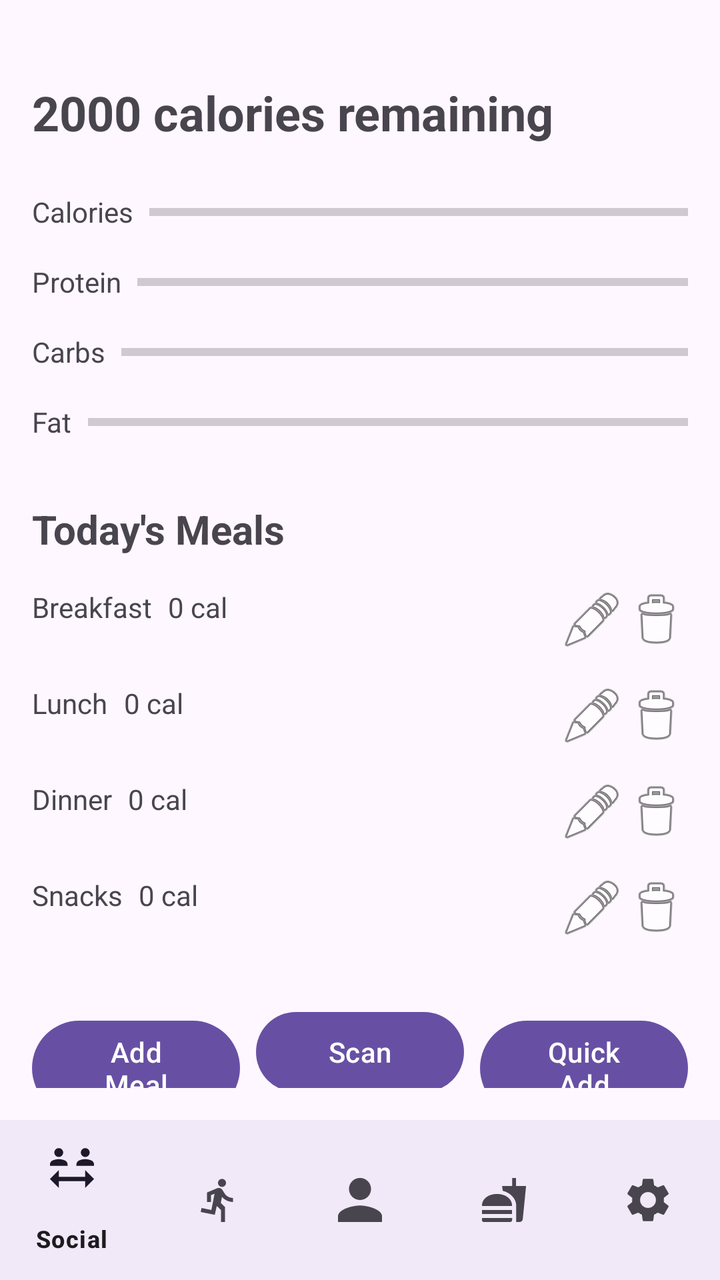
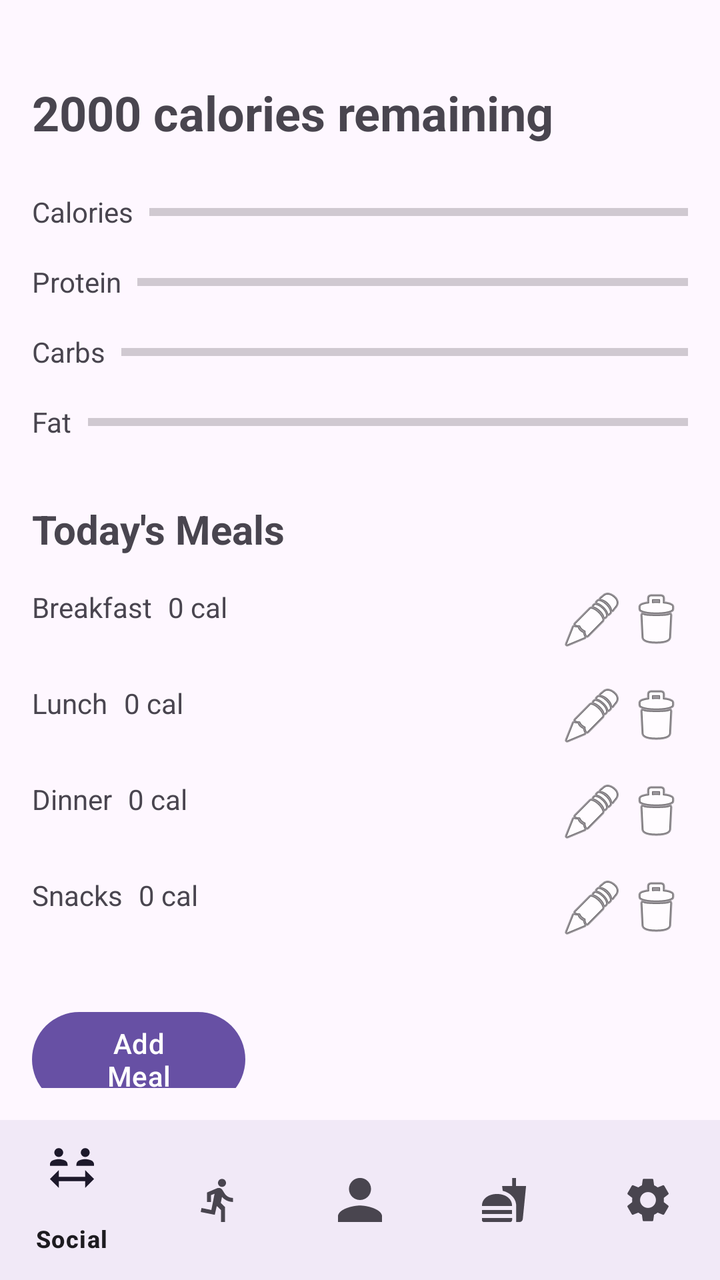

Two renders of the same Android screen: before a commit and after it. Below are the layout's source before the change and the commit's diff.
<!-- AndroidManifest.xml: application theme Theme.AndroidExample -->
<!-- res/layout/activity_nutrition.xml -->
<?xml version="1.0" encoding="utf-8"?>
<androidx.constraintlayout.widget.ConstraintLayout xmlns:android="http://schemas.android.com/apk/res/android"
    xmlns:app="http://schemas.android.com/apk/res-auto"
    android:layout_width="match_parent"
    android:layout_height="match_parent">

    <ScrollView
        android:layout_width="match_parent"
        android:layout_height="0dp"
        android:padding="16dp"
        app:layout_constraintBottom_toTopOf="@id/bottom_navigation"
        app:layout_constraintTop_toTopOf="parent">

        <androidx.constraintlayout.widget.ConstraintLayout
            android:layout_width="match_parent"
            android:layout_height="wrap_content">

            
            <TextView
                android:id="@+id/calories_remaining"
                android:layout_width="wrap_content"
                android:layout_height="wrap_content"
                android:layout_marginTop="24dp"
                android:text="2000 calories remaining"
                android:textSize="24sp"
                android:textStyle="bold"
                app:layout_constraintStart_toStartOf="parent"
                app:layout_constraintTop_toTopOf="parent" />

            
            <TextView
                android:id="@+id/calories_label"
                android:layout_width="wrap_content"
                android:layout_height="wrap_content"
                android:layout_marginTop="24dp"
                android:text="Calories"
                app:layout_constraintStart_toStartOf="parent"
                app:layout_constraintTop_toBottomOf="@id/calories_remaining" />

            <ProgressBar
                android:id="@+id/calories_progress"
                style="?android:attr/progressBarStyleHorizontal"
                android:layout_width="0dp"
                android:layout_height="wrap_content"
                android:layout_marginStart="8dp"
                app:layout_constraintBottom_toBottomOf="@id/calories_label"
                app:layout_constraintEnd_toEndOf="parent"
                app:layout_constraintStart_toEndOf="@id/calories_label"
                app:layout_constraintTop_toTopOf="@id/calories_label" />

            
            <TextView
                android:id="@+id/protein_label"
                android:layout_width="wrap_content"
                android:layout_height="wrap_content"
                android:layout_marginTop="16dp"
                android:text="Protein"
                app:layout_constraintStart_toStartOf="parent"
                app:layout_constraintTop_toBottomOf="@id/calories_label" />

            <ProgressBar
                android:id="@+id/protein_progress"
                style="?android:attr/progressBarStyleHorizontal"
                android:layout_width="0dp"
                android:layout_height="wrap_content"
                android:layout_marginStart="8dp"
                app:layout_constraintBottom_toBottomOf="@id/protein_label"
                app:layout_constraintEnd_toEndOf="parent"
                app:layout_constraintStart_toEndOf="@id/protein_label"
                app:layout_constraintTop_toTopOf="@id/protein_label" />

            
            <TextView
                android:id="@+id/carbs_label"
                android:layout_width="wrap_content"
                android:layout_height="wrap_content"
                android:layout_marginTop="16dp"
                android:text="Carbs"
                app:layout_constraintStart_toStartOf="parent"
                app:layout_constraintTop_toBottomOf="@id/protein_label" />

            <ProgressBar
                android:id="@+id/carbs_progress"
                style="?android:attr/progressBarStyleHorizontal"
                android:layout_width="0dp"
                android:layout_height="wrap_content"
                android:layout_marginStart="8dp"
                app:layout_constraintBottom_toBottomOf="@id/carbs_label"
                app:layout_constraintEnd_toEndOf="parent"
                app:layout_constraintStart_toEndOf="@id/carbs_label"
                app:layout_constraintTop_toTopOf="@id/carbs_label" />

            
            <TextView
                android:id="@+id/fat_label"
                android:layout_width="wrap_content"
                android:layout_height="wrap_content"
                android:layout_marginTop="16dp"
                android:text="Fat"
                app:layout_constraintStart_toStartOf="parent"
                app:layout_constraintTop_toBottomOf="@id/carbs_label" />

            <ProgressBar
                android:id="@+id/fat_progress"
                style="?android:attr/progressBarStyleHorizontal"
                android:layout_width="0dp"
                android:layout_height="wrap_content"
                android:layout_marginStart="8dp"
                app:layout_constraintBottom_toBottomOf="@id/fat_label"
                app:layout_constraintEnd_toEndOf="parent"
                app:layout_constraintStart_toEndOf="@id/fat_label"
                app:layout_constraintTop_toTopOf="@id/fat_label" />

            
            <TextView
                android:id="@+id/meals_header"
                android:layout_width="wrap_content"
                android:layout_height="wrap_content"
                android:layout_marginTop="32dp"
                android:text="Today's Meals"
                android:textSize="20sp"
                android:textStyle="bold"
                app:layout_constraintStart_toStartOf="parent"
                app:layout_constraintTop_toBottomOf="@id/fat_progress" />

            
            <LinearLayout
                android:id="@+id/breakfast_container"
                android:layout_width="match_parent"
                android:layout_height="wrap_content"
                android:layout_marginTop="16dp"
                android:orientation="horizontal"
                app:layout_constraintTop_toBottomOf="@id/meals_header">

                <TextView
                    android:id="@+id/breakfast_label"
                    android:layout_width="wrap_content"
                    android:layout_height="wrap_content"
                    android:text="Breakfast" />

                <TextView
                    android:id="@+id/breakfast_calories"
                    android:layout_width="0dp"
                    android:layout_height="wrap_content"
                    android:layout_marginStart="8dp"
                    android:layout_weight="1"
                    android:text="0 cal" />

                <ImageButton
                    android:id="@+id/edit_breakfast_button"
                    android:layout_width="wrap_content"
                    android:layout_height="wrap_content"
                    android:background="?attr/selectableItemBackgroundBorderless"
                    android:contentDescription="Edit breakfast"
                    android:src="@android:drawable/ic_menu_edit" />

                <ImageButton
                    android:id="@+id/delete_breakfast_button"
                    android:layout_width="wrap_content"
                    android:layout_height="wrap_content"
                    android:background="?attr/selectableItemBackgroundBorderless"
                    android:contentDescription="Delete breakfast"
                    android:src="@android:drawable/ic_menu_delete" />
            </LinearLayout>

            
            <LinearLayout
                android:id="@+id/lunch_container"
                android:layout_width="match_parent"
                android:layout_height="wrap_content"
                android:layout_marginTop="16dp"
                android:orientation="horizontal"
                app:layout_constraintTop_toBottomOf="@id/breakfast_container">

                <TextView
                    android:id="@+id/lunch_label"
                    android:layout_width="wrap_content"
                    android:layout_height="wrap_content"
                    android:text="Lunch" />

                <TextView
                    android:id="@+id/lunch_calories"
                    android:layout_width="0dp"
                    android:layout_height="wrap_content"
                    android:layout_marginStart="8dp"
                    android:layout_weight="1"
                    android:text="0 cal" />

                <ImageButton
                    android:id="@+id/edit_lunch_button"
                    android:layout_width="wrap_content"
                    android:layout_height="wrap_content"
                    android:background="?attr/selectableItemBackgroundBorderless"
                    android:contentDescription="Edit lunch"
                    android:src="@android:drawable/ic_menu_edit" />

                <ImageButton
                    android:id="@+id/delete_lunch_button"
                    android:layout_width="wrap_content"
                    android:layout_height="wrap_content"
                    android:background="?attr/selectableItemBackgroundBorderless"
                    android:contentDescription="Delete lunch"
                    android:src="@android:drawable/ic_menu_delete" />
            </LinearLayout>

            
            <LinearLayout
                android:id="@+id/dinner_container"
                android:layout_width="match_parent"
                android:layout_height="wrap_content"
                android:layout_marginTop="16dp"
                android:orientation="horizontal"
                app:layout_constraintTop_toBottomOf="@id/lunch_container">

                <TextView
                    android:id="@+id/dinner_label"
                    android:layout_width="wrap_content"
                    android:layout_height="wrap_content"
                    android:text="Dinner" />

                <TextView
                    android:id="@+id/dinner_calories"
                    android:layout_width="0dp"
                    android:layout_height="wrap_content"
                    android:layout_marginStart="8dp"
                    android:layout_weight="1"
                    android:text="0 cal" />

                <ImageButton
                    android:id="@+id/edit_dinner_button"
                    android:layout_width="wrap_content"
                    android:layout_height="wrap_content"
                    android:background="?attr/selectableItemBackgroundBorderless"
                    android:contentDescription="Edit dinner"
                    android:src="@android:drawable/ic_menu_edit" />

                <ImageButton
                    android:id="@+id/delete_dinner_button"
                    android:layout_width="wrap_content"
                    android:layout_height="wrap_content"
                    android:background="?attr/selectableItemBackgroundBorderless"
                    android:contentDescription="Delete dinner"
                    android:src="@android:drawable/ic_menu_delete" />
            </LinearLayout>

            
            <LinearLayout
                android:id="@+id/snacks_container"
                android:layout_width="match_parent"
                android:layout_height="wrap_content"
                android:layout_marginTop="16dp"
                android:orientation="horizontal"
                app:layout_constraintTop_toBottomOf="@id/dinner_container">

                <TextView
                    android:id="@+id/snacks_label"
                    android:layout_width="wrap_content"
                    android:layout_height="wrap_content"
                    android:text="Snacks" />

                <TextView
                    android:id="@+id/snacks_calories"
                    android:layout_width="0dp"
                    android:layout_height="wrap_content"
                    android:layout_marginStart="8dp"
                    android:layout_weight="1"
                    android:text="0 cal" />

                <ImageButton
                    android:id="@+id/edit_snacks_button"
                    android:layout_width="wrap_content"
                    android:layout_height="wrap_content"
                    android:background="?attr/selectableItemBackgroundBorderless"
                    android:contentDescription="Edit snacks"
                    android:src="@android:drawable/ic_menu_edit" />

                <ImageButton
                    android:id="@+id/delete_snacks_button"
                    android:layout_width="wrap_content"
                    android:layout_height="wrap_content"
                    android:background="?attr/selectableItemBackgroundBorderless"
                    android:contentDescription="Delete snacks"
                    android:src="@android:drawable/ic_menu_delete" />
            </LinearLayout>

            
            <LinearLayout
                android:id="@+id/buttons_container"
                android:layout_width="match_parent"
                android:layout_height="wrap_content"
                android:layout_marginTop="32dp"
                android:orientation="horizontal"
                android:weightSum="3"
                app:layout_constraintTop_toBottomOf="@id/snacks_container">

                <Button
                    android:id="@+id/add_meal_button"
                    android:layout_width="0dp"
                    android:layout_height="wrap_content"
                    android:layout_marginEnd="8dp"
                    android:layout_weight="1"
                    android:text="Add Meal" />

                <Button
                    android:id="@+id/scan_barcode_button"
                    android:layout_width="0dp"
                    android:layout_height="wrap_content"
                    android:layout_marginEnd="8dp"
                    android:layout_weight="1"
                    android:text="Scan" />

                <Button
                    android:id="@+id/quick_add_button"
                    android:layout_width="0dp"
                    android:layout_height="wrap_content"
                    android:layout_weight="1"
                    android:text="Quick Add" />
            </LinearLayout>

        </androidx.constraintlayout.widget.ConstraintLayout>
    </ScrollView>

    
    <com.google.android.material.bottomnavigation.BottomNavigationView
        android:id="@+id/bottom_navigation"
        android:layout_width="match_parent"
        android:layout_height="wrap_content"
        android:layout_gravity="bottom"
        android:background="?android:attr/windowBackground"
        app:layout_constraintBottom_toBottomOf="parent"
        app:layout_constraintLeft_toLeftOf="parent"
        app:layout_constraintRight_toRightOf="parent"
        app:menu="@menu/bottom_nav_menu" />

</androidx.constraintlayout.widget.ConstraintLayout>
<!-- resources referenced by this layout -->
<resources>
  <style name="Theme.AndroidExample" parent="Base.Theme.AndroidExample" />
  <style name="Base.Theme.AndroidExample" parent="Theme.Material3.DayNight.NoActionBar">
          
          
      </style>
</resources>

<!-- the commit's change to res/layout/activity_nutrition.xml (unified diff, before → after) -->
@@ -301,20 +301,6 @@
                     android:layout_weight="1"
                     android:text="Add Meal" />
 
-                <Button
-                    android:id="@+id/scan_barcode_button"
-                    android:layout_width="0dp"
-                    android:layout_height="wrap_content"
-                    android:layout_marginEnd="8dp"
-                    android:layout_weight="1"
-                    android:text="Scan" />
-
-                <Button
-                    android:id="@+id/quick_add_button"
-                    android:layout_width="0dp"
-                    android:layout_height="wrap_content"
-                    android:layout_weight="1"
-                    android:text="Quick Add" />
             </LinearLayout>
 
         </androidx.constraintlayout.widget.ConstraintLayout>
